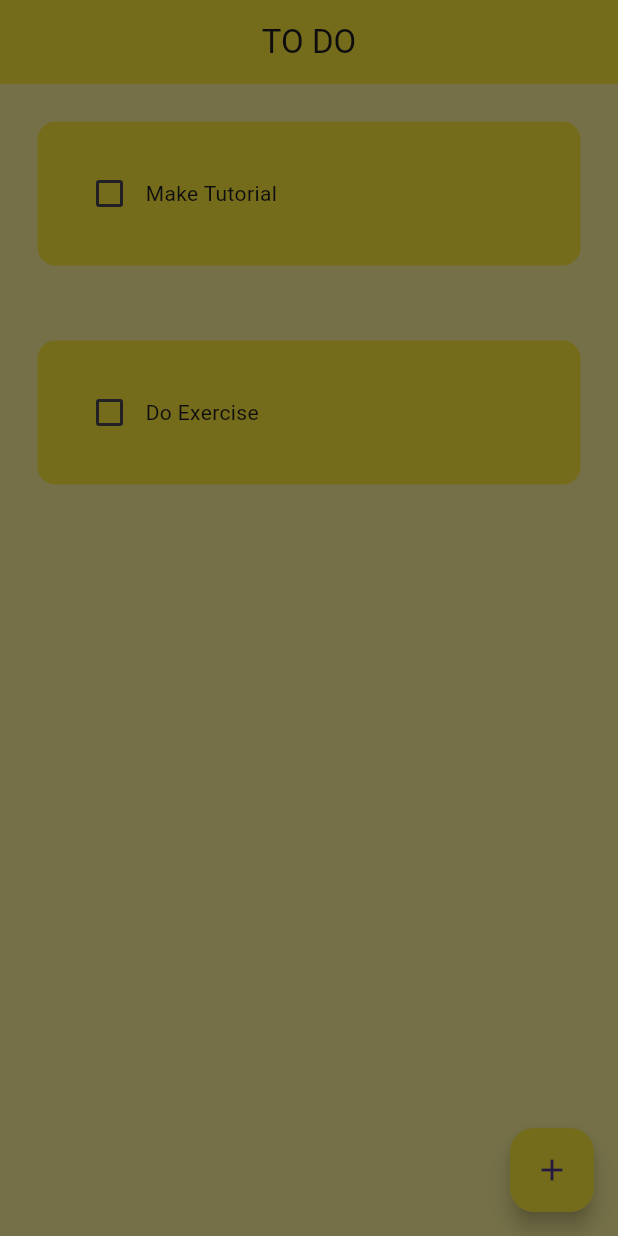
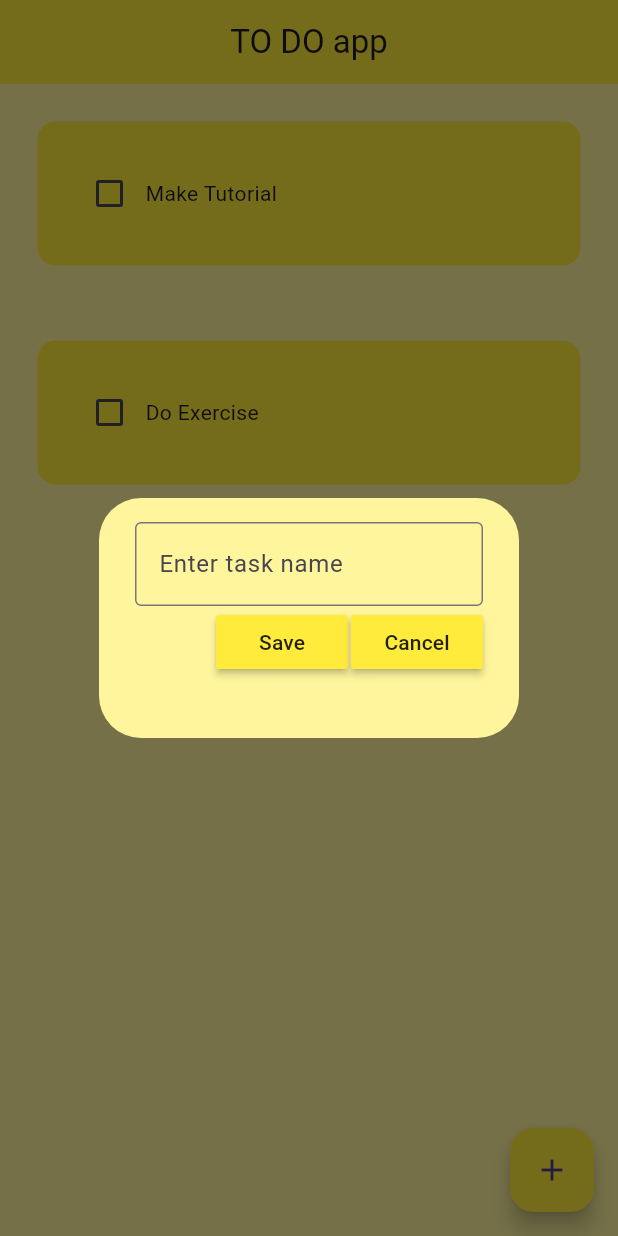
Before and after one commit to hsyntinaztepe/todoapp, a Flutter app: the screen it shows after launch, after a tap on the "add" icon, on a phone screen of 412 x 824 dp. Run offline on Flutter 3.47's test engine with Material 3 defaults, Android fonts, the phone set to English and light mode, and no system bars; drawn by our look-alikes of flutter_slidable.

```diff
--- a/lib/main.dart
+++ b/lib/main.dart
@@ -14,7 +14,7 @@ class MyApp extends StatelessWidget {
     return MaterialApp(
       debugShowCheckedModeBanner: false,
       theme: ThemeData(
-        primarySwatch: Colors.yellow,
+        primarySwatch: Colors.green,
         appBarTheme: AppBarTheme(
           backgroundColor: Colors.yellow,
         ),
--- a/lib/pages/home_page.dart
+++ b/lib/pages/home_page.dart
@@ -1,12 +1,15 @@
 import 'package:flutter/material.dart';
+import 'package:todoapp/utilities/dialog_box.dart';
 import 'package:todoapp/utilities/todo_tile.dart';
 
 class HomePage extends StatefulWidget {
   HomePage({super.key});
 
   @override
-  _HomePageState createState() => _HomePageState();
+  State<HomePage> createState() => _HomePageState();
 }
+
+final _controller = TextEditingController();
 
 class _HomePageState extends State<HomePage> {
   List toDoList = [
@@ -20,12 +23,31 @@ class _HomePageState extends State<HomePage> {
     });
   }
 
-  void createNewTask(BuildContext context) {
+  void saveNewTask() {
+    setState(() {
+      toDoList.add([_controller.text, false]);
+      _controller.clear();
+    });
+    Navigator.of(context).pop();
+  }
+
+  void createNewTask() {
     showDialog(
-        context: context,
-        builder: (context) {
-          return AlertDialog();
-        });
+      context: context,
+      builder: (BuildContext context) {
+        return DialogBox(
+          controller: _controller,
+          onSave: saveNewTask,
+          onCancel: () => Navigator.of(context).pop(),
+        );
+      },
+    );
+  }
+
+  void deleteTask(int index) {
+    setState(() {
+      toDoList.removeAt(index);
+    });
   }
 
   @override
@@ -34,13 +56,11 @@ class _HomePageState extends State<HomePage> {
       backgroundColor: Colors.yellow[200],
       appBar: AppBar(
         centerTitle: true,
-        title: Text("TO DO"),
+        title: Text("TO DO app"),
         elevation: 0,
       ),
       floatingActionButton: FloatingActionButton(
-        onPressed: () {
-          createNewTask(context);
-        },
+        onPressed: createNewTask,
         child: Icon(Icons.add),
         backgroundColor: Colors.yellow,
       ),
@@ -51,6 +71,7 @@ class _HomePageState extends State<HomePage> {
             taskName: toDoList[index][0],
             taskCompleted: toDoList[index][1],
             onChanged: (value) => checkBoxChanged(value, index),
+            deleteFunction: (context) => deleteTask(index),
           );
         },
       ),
--- a/lib/utilities/dialog_box.dart
+++ b/lib/utilities/dialog_box.dart
@@ -1,42 +1,42 @@
 import 'package:flutter/material.dart';
+import 'package:todoapp/utilities/my_button.dart';
 
 class DialogBox extends StatelessWidget {
-  const DialogBox({super.key});
+  final controller;
+  VoidCallback onSave;
+  VoidCallback onCancel;
+
+  DialogBox(
+      {super.key,
+      required this.controller,
+      required this.onSave,
+      required this.onCancel});
 
   @override
   Widget build(BuildContext context) {
     return AlertDialog(
-      shape: RoundedRectangleBorder(
-        borderRadius: BorderRadius.circular(15),
-      ),
-      elevation: 8,
-      title: Text(
-        'New Task',
-        style: TextStyle(color: Colors.blueAccent),
-      ),
+      backgroundColor: Colors.yellow[200],
       content: Container(
         height: 120,
         child: Column(
           children: [
-            TextField(),
+            TextField(
+              decoration: InputDecoration(
+                border: OutlineInputBorder(),
+                hintText: "Enter task name",
+              ),
+            ),
+            Row(
+              mainAxisAlignment: MainAxisAlignment.end,
+              children: [
+                MyButton(text: "Save", onPressed: onSave),
+                const SizedBox(width: 2),
+                MyButton(text: "Cancel", onPressed: onCancel),
+              ],
+            )
           ],
         ),
       ),
-      actions: [
-        TextButton(
-          onPressed: () {
-            Navigator.of(context).pop();
-          },
-          child: Text('Cancel'),
-        ),
-        TextButton(
-          onPressed: () {
-            // Perform some action
-            Navigator.of(context).pop();
-          },
-          child: Text('OK'),
-        ),
-      ],
     );
   }
 }
--- /dev/null
+++ b/lib/utilities/my_button.dart
@@ -0,0 +1,20 @@
+import 'package:flutter/material.dart';
+
+class MyButton extends StatelessWidget {
+  final String text;
+  VoidCallback onPressed;
+  MyButton({
+    super.key,
+    required this.text,
+    required this.onPressed,
+  });
+
+  @override
+  Widget build(BuildContext context) {
+    return MaterialButton(
+      onPressed: onPressed,
+      color: Colors.yellow,
+      child: Text(text),
+    );
+  }
+}
--- a/lib/utilities/todo_tile.dart
+++ b/lib/utilities/todo_tile.dart
@@ -1,21 +1,35 @@
 import 'package:flutter/material.dart';
+import 'package:flutter_slidable/flutter_slidable.dart';
 
 class ToDoTile extends StatelessWidget {
   final String taskName;
   final bool taskCompleted;
   Function(bool?)? onChanged;
+  Function(BuildContext)? deleteFunction;
 
   ToDoTile({
     super.key,
     required this.taskName,
     required this.taskCompleted,
     required this.onChanged,
+    required this.deleteFunction,
   });
 
   @override
   Widget build(BuildContext context) {
     return Padding(
       padding: const EdgeInsets.all(25.0),
+      child: Slidable(
+        endActionPane: ActionPane(
+          motion: StretchMotion(),
+          children: [
+            SlidableAction(
+              onPressed: deleteFunction,
+              icon: Icons.delete,
+              backgroundColor: Colors.red,
+            )
+          ],
+        ),
         child: Container(
           padding: EdgeInsets.all(24),
           child: Row(
@@ -40,6 +54,7 @@ class ToDoTile extends StatelessWidget {
             borderRadius: BorderRadius.circular(12),
           ),
         ),
+      ),
     );
   }
 }
--- a/pubspec.yaml
+++ b/pubspec.yaml
@@ -35,6 +35,7 @@ dependencies:
   # The following adds the Cupertino Icons font to your application.
   # Use with the CupertinoIcons class for iOS style icons.
   cupertino_icons: ^1.0.6
+  flutter_slidable: ^1.2.0
 
 dev_dependencies:
   flutter_test:
```
Also changed, not shown: pubspec.lock. Lines whose indentation alone changed are shown as unchanged.
